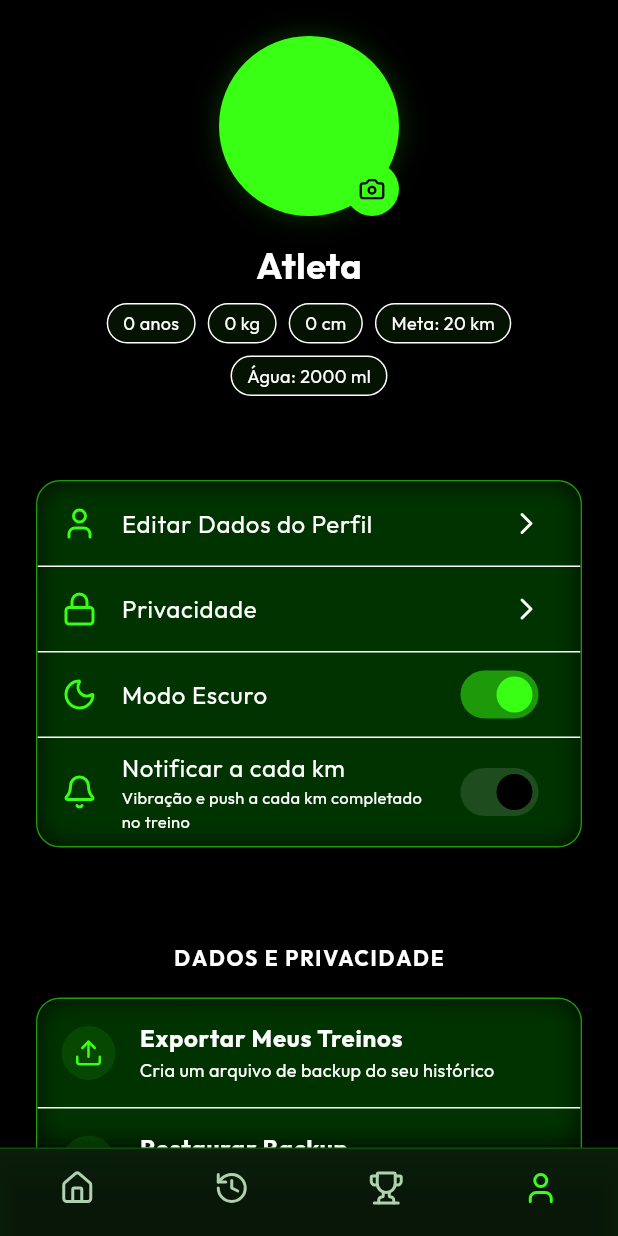
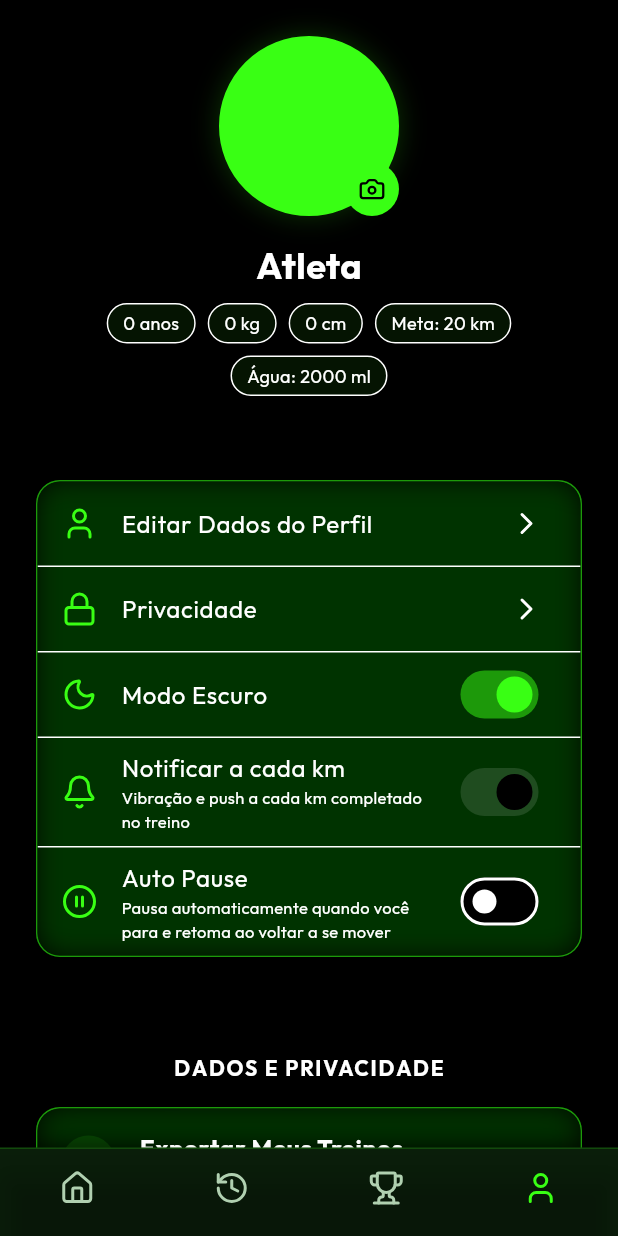
Before and after one commit to juliano340/RunLabAG, a Flutter app: the MainScreen screen opened by its route, after a tap on an icon or button, on a phone screen of 412 x 824 dp. Run offline on Flutter 3.47's test engine with Material 3 defaults, Android fonts, the phone set to English and light mode, and no system bars; our stand-ins replace file_picker, firebase_analytics, firebase_core, firebase_crashlytics, fl_chart, flutter_local_notifications and 13 more; accounts and stored records are empty; network calls fail.

Commit message:
feat: add auto-pause feature with preferences and snackbar notifications

```diff
--- a/lib/features/profile/presentation/screens/profile_tab.dart
+++ b/lib/features/profile/presentation/screens/profile_tab.dart
@@ -17,6 +17,7 @@ import 'package:flutter/foundation.dart';
 import 'package:runlabag/core/services/ad_service.dart';
 import 'package:runlabag/features/water/presentation/providers/water_provider.dart';
 import '../../../../core/services/notification_service.dart';
+import 'package:shared_preferences/shared_preferences.dart';
 
 class ProfileTab extends StatefulWidget {
   const ProfileTab({super.key});
@@ -31,12 +32,14 @@ class _ProfileTabState extends State<ProfileTab> {
   UserProfile? _profile;
   bool _isLoading = true;
   bool _autoBackupEnabled = false;
+  bool _autoPauseEnabled = false;
 
   @override
   void initState() {
     super.initState();
     _loadProfile();
     _loadAutoBackupPreference();
+    _loadAutoPausePreference();
   }
 
   Future<void> _loadProfile() async {
@@ -53,6 +56,23 @@ class _ProfileTabState extends State<ProfileTab> {
     final enabled = await _backupService.isAutoBackupEnabled();
     if (mounted) {
       setState(() => _autoBackupEnabled = enabled);
+    }
+  }
+
+  Future<void> _loadAutoPausePreference() async {
+    final prefs = await SharedPreferences.getInstance();
+    if (mounted) {
+      setState(() {
+        _autoPauseEnabled = prefs.getBool('auto_pause_enabled') ?? false;
+      });
+    }
+  }
+
+  Future<void> _toggleAutoPause(bool enabled) async {
+    final prefs = await SharedPreferences.getInstance();
+    await prefs.setBool('auto_pause_enabled', enabled);
+    if (mounted) {
+      setState(() => _autoPauseEnabled = enabled);
     }
   }
 
@@ -490,6 +510,32 @@ class _ProfileTabState extends State<ProfileTab> {
                         ),
                       ),
                     ),
+                  Divider(color: Theme.of(context).colorScheme.outline, height: 1),
+                  ListTile(
+                    leading: Icon(
+                      LucideIcons.pauseCircle,
+                      color: Theme.of(context).colorScheme.primary,
+                    ),
+                    title: Text(
+                      'Auto Pause',
+                      style: GoogleFonts.outfit(
+                        color: Theme.of(context).colorScheme.onSurface,
+                      ),
+                    ),
+                    subtitle: Text(
+                      'Pausa automaticamente quando você para e retoma ao voltar a se mover',
+                      style: GoogleFonts.outfit(
+                        color: Theme.of(context).colorScheme.onSurfaceVariant,
+                        fontSize: 11,
+                      ),
+                    ),
+                    trailing: Switch(
+                      key: const ValueKey('auto_pause_switch'),
+                      value: _autoPauseEnabled,
+                      onChanged: _toggleAutoPause,
+                      activeThumbColor: Theme.of(context).colorScheme.primary,
+                    ),
+                  ),
                 ],
               ),
             ),
```
Also changed, not shown: lib/features/run/presentation/screens/active_run_screen.dart (+19 -7 lines).
